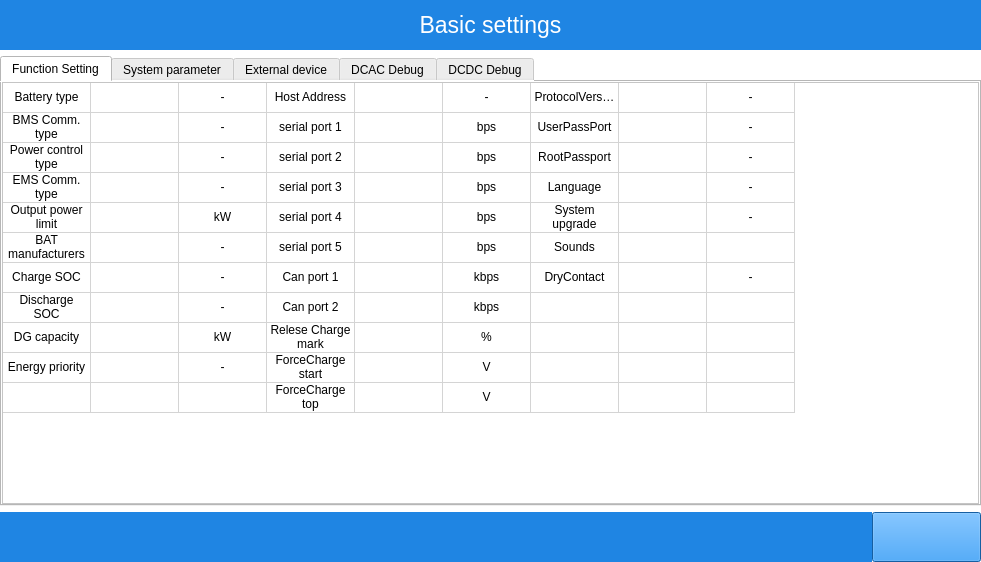
Above: mywidget.ui from megarevolpr/MWin before the change. Below: the same form after it.
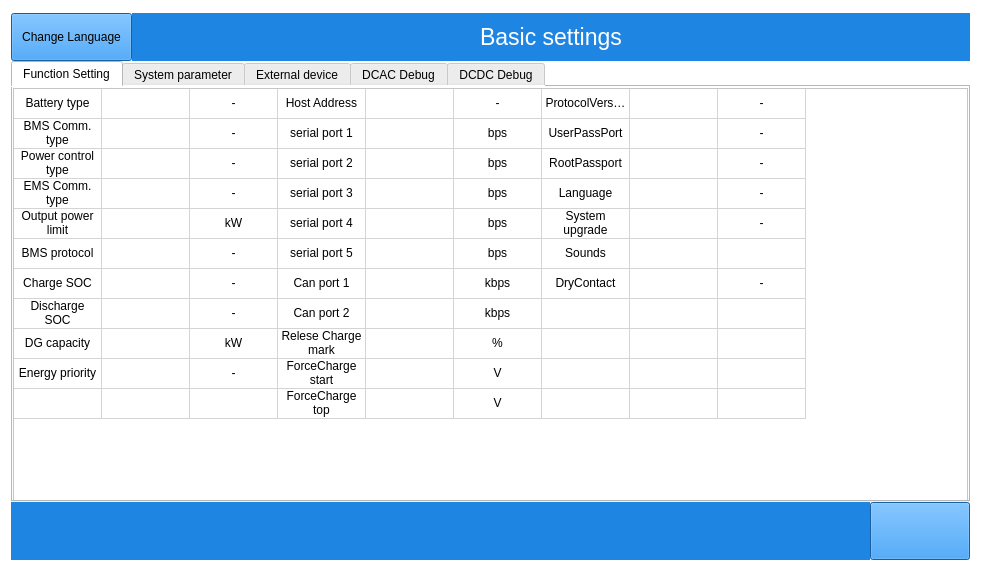
That is the form after the change. The open tabs and pages were chosen to show the change. Icons and pictures are not drawn.

Patch:
```diff
--- a/mywidget.ui
+++ b/mywidget.ui
@@ -27,8 +27,8 @@
   </property>
   <property name="maximumSize">
    <size>
-    <width>981</width>
-    <height>562</height>
+    <width>16777215</width>
+    <height>16777215</height>
    </size>
   </property>
   <property name="cursor">
@@ -62,26 +62,61 @@
       <number>1</number>
      </property>
      <widget class="QWidget" name="BasicSet_page">
-      <layout class="QGridLayout" name="gridLayout_6">
-       <property name="leftMargin">
-        <number>0</number>
+      <widget class="QWidget" name="">
+       <property name="geometry">
+        <rect>
+         <x>0</x>
+         <y>2</y>
+         <width>981</width>
+         <height>569</height>
+        </rect>
        </property>
-       <property name="topMargin">
+       <layout class="QVBoxLayout" name="verticalLayout_5">
+        <property name="spacing">
         <number>0</number>
        </property>
-       <property name="rightMargin">
+        <item>
+         <layout class="QHBoxLayout" name="horizontalLayout">
+          <property name="spacing">
         <number>0</number>
        </property>
-       <property name="bottomMargin">
-        <number>0</number>
-       </property>
-       <property name="spacing">
-        <number>0</number>
-       </property>
-       <item row="0" column="0">
-        <layout class="QVBoxLayout" name="verticalLayout_6" stretch="1,9,1">
+          <item>
+           <widget class="QPushButton" name="ChangeLanguage_btn_1">
+            <property name="minimumSize">
+             <size>
+              <width>0</width>
+              <height>48</height>
+             </size>
+            </property>
+            <property name="maximumSize">
+             <size>
+              <width>121</width>
+              <height>48</height>
+             </size>
+            </property>
+            <property name="styleSheet">
+             <string notr="true">background-color: rgb(31, 133, 227);
+</string>
+            </property>
+            <property name="text">
+             <string>Change Language</string>
+            </property>
+           </widget>
+          </item>
          <item>
           <widget class="QLabel" name="label_24">
+            <property name="minimumSize">
+             <size>
+              <width>0</width>
+              <height>48</height>
+             </size>
+            </property>
+            <property name="maximumSize">
+             <size>
+              <width>16777215</width>
+              <height>48</height>
+             </size>
+            </property>
            <property name="font">
             <font>
              <pointsize>17</pointsize>
@@ -99,6 +134,8 @@
            </property>
           </widget>
          </item>
+         </layout>
+        </item>
          <item>
           <widget class="QTabWidget" name="tabWidget">
            <property name="sizePolicy">
@@ -138,6 +175,18 @@
                  <verstretch>0</verstretch>
                 </sizepolicy>
                </property>
+              <property name="minimumSize">
+               <size>
+                <width>0</width>
+                <height>414</height>
+               </size>
+              </property>
+              <property name="maximumSize">
+               <size>
+                <width>16777215</width>
+                <height>410</height>
+               </size>
+              </property>
                <property name="cursor" stdset="0">
                 <cursorShape>ArrowCursor</cursorShape>
                </property>
@@ -433,7 +482,7 @@
                </item>
                <item row="5" column="0">
                 <property name="text">
-                 <string>BAT manufacturers</string>
+                <string>BMS protocol</string>
                 </property>
                 <property name="textAlignment">
                  <set>AlignCenter</set>
@@ -2250,12 +2299,24 @@
           </widget>
          </item>
          <item>
-          <layout class="QHBoxLayout" name="horizontalLayout_3" stretch="8,1">
+         <layout class="QHBoxLayout" name="horizontalLayout_3" stretch="0,0">
            <property name="spacing">
             <number>0</number>
            </property>
            <item>
             <widget class="QLabel" name="label_25">
+            <property name="minimumSize">
+             <size>
+              <width>0</width>
+              <height>58</height>
+             </size>
+            </property>
+            <property name="maximumSize">
+             <size>
+              <width>16777215</width>
+              <height>58</height>
+             </size>
+            </property>
              <property name="styleSheet">
               <string notr="true">background-color: rgb(31, 133, 227);</string>
              </property>
@@ -2272,6 +2333,12 @@
                <verstretch>0</verstretch>
               </sizepolicy>
              </property>
+            <property name="maximumSize">
+             <size>
+              <width>100</width>
+              <height>58</height>
+             </size>
+            </property>
              <property name="font">
               <font>
                <pointsize>17</pointsize>
@@ -2290,8 +2357,7 @@
           </layout>
          </item>
         </layout>
-       </item>
-      </layout>
+      </widget>
      </widget>
      <widget class="QWidget" name="UI_page">
       <property name="mouseTracking">
```
Left out of the diff: 122 changed lines with no effect on the pictures. Lines whose indentation alone changed are shown as unchanged.
